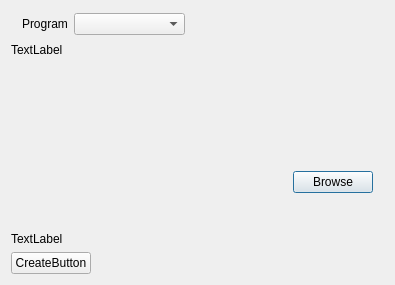
First picture: the form in Editor/LuxonEditor.GUI.Qt/Material/MaterialCreationWindow.ui, repository s-rahmani1992/LuxonEngine, before the edit.
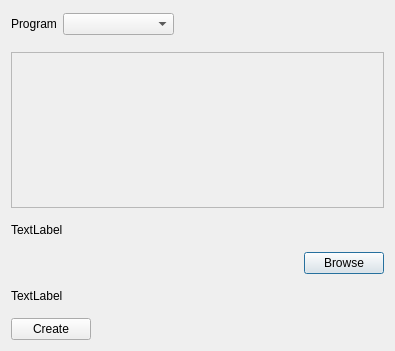
Second picture: the form after the edit. Custom widgets are drawn as their Qt base class.

Commit message: Improved visual of material creation window.

```diff
--- a/Editor/LuxonEditor.GUI.Qt/Material/MaterialCreationWindow.ui
+++ b/Editor/LuxonEditor.GUI.Qt/Material/MaterialCreationWindow.ui
@@ -7,13 +7,16 @@
     <x>0</x>
     <y>0</y>
     <width>395</width>
-    <height>285</height>
+    <height>351</height>
    </rect>
   </property>
   <property name="windowTitle">
    <string>MaterialCreationWindow</string>
   </property>
   <layout class="QVBoxLayout" name="verticalLayout">
+   <property name="spacing">
+    <number>15</number>
+   </property>
    <item>
     <widget class="QWidget" name="shaderTypeField" native="true">
      <property name="sizePolicy">
@@ -23,6 +26,9 @@
       </sizepolicy>
      </property>
      <layout class="QHBoxLayout" name="horizontalLayout" stretch="0,0">
+      <property name="leftMargin">
+       <number>0</number>
+      </property>
       <property name="topMargin">
        <number>2</number>
       </property>
@@ -62,13 +68,54 @@
     </widget>
    </item>
    <item>
-    <widget class="QLabel" name="errorLabel">
+    <widget class="QScrollArea" name="errorScroll">
      <property name="sizePolicy">
       <sizepolicy hsizetype="Expanding" vsizetype="Preferred">
        <horstretch>0</horstretch>
        <verstretch>0</verstretch>
       </sizepolicy>
      </property>
+     <property name="minimumSize">
+      <size>
+       <width>0</width>
+       <height>120</height>
+      </size>
+     </property>
+     <property name="maximumSize">
+      <size>
+       <width>16777215</width>
+       <height>180</height>
+      </size>
+     </property>
+     <property name="horizontalScrollBarPolicy">
+      <enum>Qt::ScrollBarPolicy::ScrollBarAlwaysOff</enum>
+     </property>
+     <property name="widgetResizable">
+      <bool>true</bool>
+     </property>
+     <property name="alignment">
+      <set>Qt::AlignmentFlag::AlignLeading|Qt::AlignmentFlag::AlignLeft|Qt::AlignmentFlag::AlignTop</set>
+     </property>
+     <widget class="QWidget" name="scrollAreaWidgetContents">
+      <property name="geometry">
+       <rect>
+        <x>0</x>
+        <y>0</y>
+        <width>375</width>
+        <height>126</height>
+       </rect>
+      </property>
+     </widget>
+    </widget>
+   </item>
+   <item>
+    <widget class="QLabel" name="errorLabel">
+     <property name="sizePolicy">
+      <sizepolicy hsizetype="Expanding" vsizetype="Fixed">
+       <horstretch>0</horstretch>
+       <verstretch>0</verstretch>
+      </sizepolicy>
+     </property>
      <property name="text">
       <string>TextLabel</string>
      </property>
@@ -82,7 +129,28 @@
    </item>
    <item>
     <widget class="QWidget" name="pathPanel" native="true">
+     <property name="sizePolicy">
+      <sizepolicy hsizetype="Preferred" vsizetype="Fixed">
+       <horstretch>0</horstretch>
+       <verstretch>0</verstretch>
+      </sizepolicy>
+     </property>
      <layout class="QHBoxLayout" name="horizontalLayout_2">
+      <property name="spacing">
+       <number>4</number>
+      </property>
+      <property name="leftMargin">
+       <number>0</number>
+      </property>
+      <property name="topMargin">
+       <number>0</number>
+      </property>
+      <property name="rightMargin">
+       <number>0</number>
+      </property>
+      <property name="bottomMargin">
+       <number>0</number>
+      </property>
       <item>
        <widget class="QTextField" name="nameField">
         <property name="labelText">
@@ -134,7 +202,7 @@
       </sizepolicy>
      </property>
      <property name="text">
-      <string>CreateButton</string>
+      <string>Create</string>
      </property>
     </widget>
    </item>
```
Left out of the diff: 2 changed lines with no effect on the pictures. The commit also changes 4 other files.
